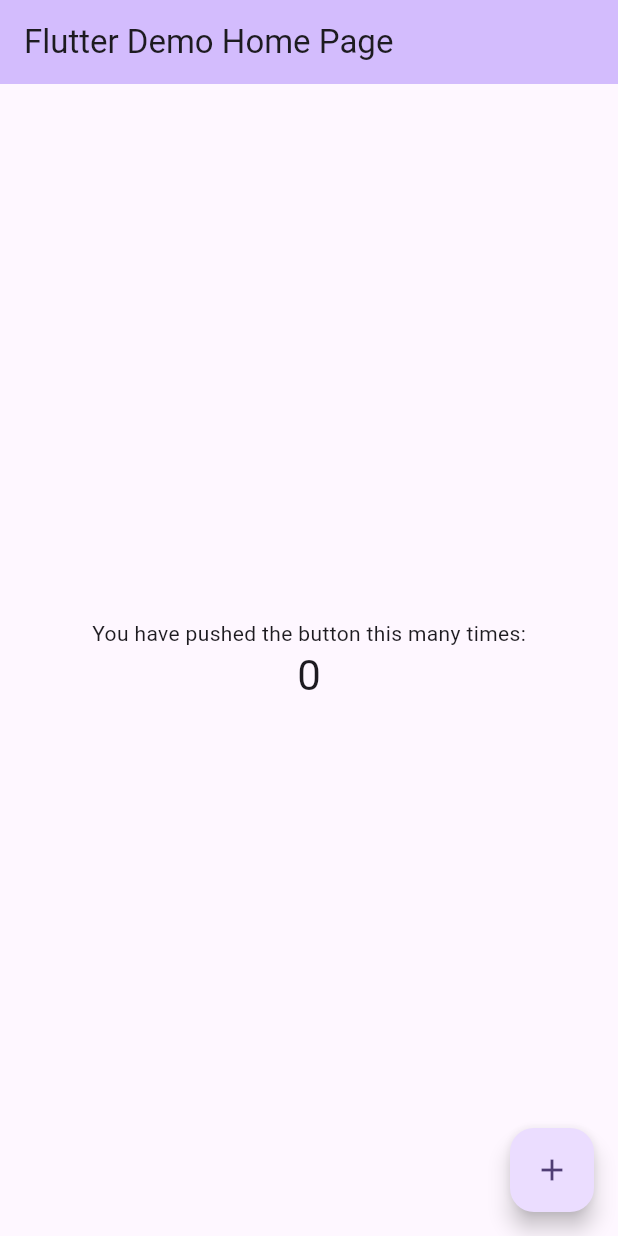
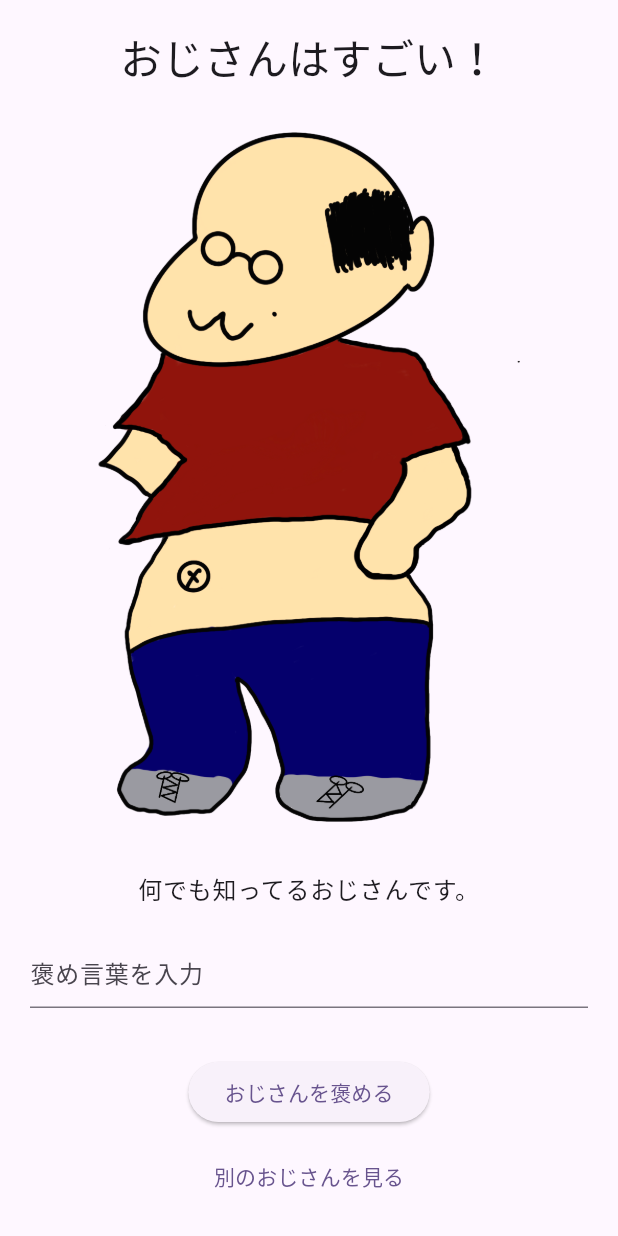
Before and after one commit to oke331/ozisan_with_text_field, a Flutter app: the screen it shows after launch, on a phone screen of 412 x 824 dp. Run offline on Flutter 3.47's test engine with Material 3 defaults, Android fonts, the phone set to English and light mode, and no system bars; our stand-ins replace flutter_hooks.

Commit message:
Add sign-up page with ozisan image and dynamic keyboard handling

```diff
--- a/lib/main.dart
+++ b/lib/main.dart
@@ -1,125 +1,38 @@
 import 'package:flutter/material.dart';
+import 'package:flutter/services.dart';
+import 'package:ozisan_with_text_field/sign_up_page.dart';
 
 void main() {
+  WidgetsFlutterBinding.ensureInitialized();
+  // 画面の向きを縦に固定
+  SystemChrome.setPreferredOrientations([
+    DeviceOrientation.portraitUp,
+  ]);
+
   runApp(const MyApp());
 }
 
 class MyApp extends StatelessWidget {
   const MyApp({super.key});
 
-  // This widget is the root of your application.
   @override
   Widget build(BuildContext context) {
     return MaterialApp(
-      title: 'Flutter Demo',
+      title: 'Ozisan Demo',
       theme: ThemeData(
-        // This is the theme of your application.
-        //
-        // TRY THIS: Try running your application with "flutter run". You'll see
-        // the application has a purple toolbar. Then, without quitting the app,
-        // try changing the seedColor in the colorScheme below to Colors.green
-        // and then invoke "hot reload" (save your changes or press the "hot
-        // reload" button in a Flutter-supported IDE, or press "r" if you used
-        // the command line to start the app).
-        //
-        // Notice that the counter didn't reset back to zero; the application
-        // state is not lost during the reload. To reset the state, use hot
-        // restart instead.
-        //
-        // This works for code too, not just values: Most code changes can be
-        // tested with just a hot reload.
         colorScheme: ColorScheme.fromSeed(seedColor: Colors.deepPurple),
         useMaterial3: true,
       ),
-      home: const MyHomePage(title: 'Flutter Demo Home Page'),
+      builder: (context, child) {
+        return MediaQuery(
+          data: MediaQuery.of(context).copyWith(
+            // テキストサイズを固定
+            textScaler: TextScaler.linear(1.0),
+          ),
+          child: child!,
+        );
+      },
+      home: const OzisanPage(),
     );
   }
 }
-
-class MyHomePage extends StatefulWidget {
-  const MyHomePage({super.key, required this.title});
-
-  // This widget is the home page of your application. It is stateful, meaning
-  // that it has a State object (defined below) that contains fields that affect
-  // how it looks.
-
-  // This class is the configuration for the state. It holds the values (in this
-  // case the title) provided by the parent (in this case the App widget) and
-  // used by the build method of the State. Fields in a Widget subclass are
-  // always marked "final".
-
-  final String title;
-
-  @override
-  State<MyHomePage> createState() => _MyHomePageState();
-}
-
-class _MyHomePageState extends State<MyHomePage> {
-  int _counter = 0;
-
-  void _incrementCounter() {
-    setState(() {
-      // This call to setState tells the Flutter framework that something has
-      // changed in this State, which causes it to rerun the build method below
-      // so that the display can reflect the updated values. If we changed
-      // _counter without calling setState(), then the build method would not be
-      // called again, and so nothing would appear to happen.
-      _counter++;
-    });
-  }
-
-  @override
-  Widget build(BuildContext context) {
-    // This method is rerun every time setState is called, for instance as done
-    // by the _incrementCounter method above.
-    //
-    // The Flutter framework has been optimized to make rerunning build methods
-    // fast, so that you can just rebuild anything that needs updating rather
-    // than having to individually change instances of widgets.
-    return Scaffold(
-      appBar: AppBar(
-        // TRY THIS: Try changing the color here to a specific color (to
-        // Colors.amber, perhaps?) and trigger a hot reload to see the AppBar
-        // change color while the other colors stay the same.
-        backgroundColor: Theme.of(context).colorScheme.inversePrimary,
-        // Here we take the value from the MyHomePage object that was created by
-        // the App.build method, and use it to set our appbar title.
-        title: Text(widget.title),
-      ),
-      body: Center(
-        // Center is a layout widget. It takes a single child and positions it
-        // in the middle of the parent.
-        child: Column(
-          // Column is also a layout widget. It takes a list of children and
-          // arranges them vertically. By default, it sizes itself to fit its
-          // children horizontally, and tries to be as tall as its parent.
-          //
-          // Column has various properties to control how it sizes itself and
-          // how it positions its children. Here we use mainAxisAlignment to
-          // center the children vertically; the main axis here is the vertical
-          // axis because Columns are vertical (the cross axis would be
-          // horizontal).
-          //
-          // TRY THIS: Invoke "debug painting" (choose the "Toggle Debug Paint"
-          // action in the IDE, or press "p" in the console), to see the
-          // wireframe for each widget.
-          mainAxisAlignment: MainAxisAlignment.center,
-          children: <Widget>[
-            const Text(
-              'You have pushed the button this many times:',
-            ),
-            Text(
-              '$_counter',
-              style: Theme.of(context).textTheme.headlineMedium,
-            ),
-          ],
-        ),
-      ),
-      floatingActionButton: FloatingActionButton(
-        onPressed: _incrementCounter,
-        tooltip: 'Increment',
-        child: const Icon(Icons.add),
-      ), // This trailing comma makes auto-formatting nicer for build methods.
-    );
-  }
-}
--- /dev/null
+++ b/lib/sign_up_page.dart
@@ -0,0 +1,205 @@
+import 'dart:math';
+
+import 'package:flutter/material.dart';
+import 'package:flutter_hooks/flutter_hooks.dart';
+
+class OzisanPage extends HookWidget {
+  const OzisanPage({super.key});
+
+  /// 画像の高さを取得するためのキー
+  static final imageKey = GlobalKey();
+
+  @override
+  Widget build(BuildContext context) {
+    final theme = Theme.of(context);
+    final safeAreaPadding = MediaQuery.paddingOf(context);
+
+    // ① デバイスの高さを取得
+    final deviceHeight = MediaQuery.sizeOf(context).height;
+
+    // ⑥ キーボードの高さを `viewInsets` から取得
+    final bottomInset = MediaQuery.viewInsetsOf(context).bottom;
+
+    final textEditingController = useTextEditingController();
+    final focusNode = useFocusNode();
+    final scrollController = useScrollController();
+    final isFocused = useState(false);
+    final imageHeight = useState(0.0);
+
+    // 画像の高さを取得する処理
+    useEffect(
+      () {
+        // 画像の読み込み完了を待つ
+        final image = Image.asset('assets/ozisan.png').image;
+        final imageStream = image.resolve(ImageConfiguration.empty);
+
+        final listener = ImageStreamListener(
+          (ImageInfo info, bool _) {
+            // ③ 画像の高さを取得する
+            WidgetsBinding.instance.addPostFrameCallback((_) {
+              final renderBox =
+                  imageKey.currentContext?.findRenderObject() as RenderBox?;
+              imageHeight.value = renderBox?.size.height ?? 0.0;
+            });
+          },
+          onError: (dynamic exception, StackTrace? stackTrace) {
+            // エラー処理
+          },
+        );
+
+        imageStream.addListener(listener);
+        return () {
+          imageStream.removeListener(listener);
+        };
+      },
+      const [],
+    );
+
+    // キーボードの表示状態に応じてスクロールする処理
+    useEffect(
+      () {
+        final observer = _KeyboardVisibilityListener(
+          onKeyboardVisibilityChanged: () {
+            // ⑧ キーボードが表示されたら一番下までスクロールをしてテキスト入力がしやすいようにする
+            //
+            // これにより、キーボードが表示されている最中に最下部の表示を保持できる。
+            // ※Androidで初回のみキーボードに追従しないことがあるので、
+            //  レイアウトの再計算を待ってからスクロールを実行。
+            WidgetsBinding.instance.addPostFrameCallback((_) {
+              final maxScrollExtent = scrollController.position.maxScrollExtent;
+              scrollController.jumpTo(maxScrollExtent);
+            });
+          },
+        );
+        WidgetsBinding.instance.addObserver(observer);
+        return () {
+          WidgetsBinding.instance.removeObserver(observer);
+        };
+      },
+      const [],
+    );
+
+    // テキストフィールドにフォーカスが当たっている状態を管理する処理
+    useEffect(
+      () {
+        void listener() {
+          final hasFocus = focusNode.hasFocus;
+          isFocused.value = hasFocus;
+        }
+
+        focusNode.addListener(listener);
+        return () {
+          focusNode.removeListener(listener);
+        };
+      },
+      [focusNode],
+    );
+
+    return GestureDetector(
+      onTap: () => primaryFocus?.unfocus(),
+      child: Scaffold(
+        resizeToAvoidBottomInset: false,
+        body: SingleChildScrollView(
+          controller: scrollController,
+          child: Padding(
+            padding: const EdgeInsets.symmetric(horizontal: 20),
+            child: SizedBox(
+              // ② スマホ画面の高さに応じたUIを描画する
+              //
+              // ⑤ スマホ画面の大きさの制約を除く（これでキーボードを表示しても画像が小さくなりません）
+              height: imageHeight.value == 0.0 ? deviceHeight : null,
+              child: Column(
+                children: [
+                  SizedBox(height: safeAreaPadding.top),
+                  const SizedBox(height: 20),
+                  Text(
+                    'おじさんはすごい！',
+                    style: theme.textTheme.headlineMedium,
+                    textAlign: TextAlign.center,
+                  ),
+                  const SizedBox(height: 32),
+                  if (imageHeight.value == 0.0)
+                    Expanded(
+                      child: Image.asset(
+                        'assets/ozisan.png',
+                        key: imageKey,
+                        fit: BoxFit.contain,
+                      ),
+                    )
+                  else
+                    // ④ 画像の高さを固定にする
+                    Image.asset(
+                      'assets/ozisan.png',
+                      height: imageHeight.value,
+                      fit: BoxFit.contain,
+                    ),
+                  const SizedBox(height: 32),
+                  Text(
+                    '何でも知ってるおじさんです。',
+                    style: theme.textTheme.bodyLarge,
+                    textAlign: TextAlign.center,
+                  ),
+                  const SizedBox(height: 20),
+                  TextField(
+                    focusNode: focusNode,
+                    controller: textEditingController,
+                    decoration: InputDecoration(
+                      hintText: '褒め言葉を入力',
+                    ),
+                  ),
+                  const SizedBox(height: 32),
+                  if (isFocused.value) ...[
+                    Text('テキスト入力でおじさんを褒めてあげて！'),
+                    SizedBox(height: 12),
+                  ],
+                  ElevatedButton(
+                    onPressed: () {
+                      ScaffoldMessenger.of(context).showSnackBar(
+                        const SnackBar(
+                          content: Text('うれしい！'),
+                        ),
+                      );
+                    },
+                    child: const Text('おじさんを褒める'),
+                  ),
+                  if (!isFocused.value) ...[
+                    SizedBox(height: 8),
+                    TextButton(
+                      onPressed: () {
+                        ScaffoldMessenger.of(context).showSnackBar(
+                          const SnackBar(
+                            content: Text('おじさんが変わりました！'),
+                          ),
+                        );
+                      },
+                      child: const Text('別のおじさんを見る'),
+                    ),
+                  ],
+                  SizedBox(
+                    // ⑦ `viewInsets`の値を使用してスクロール画面の一番下にキーボード表示用のスペースを設ける
+                    //
+                    // セーフエリアのない端末の場合はUIの微調整をする
+                    height: bottomInset + max(safeAreaPadding.bottom, 16),
+                  ),
+                ],
+              ),
+            ),
+          ),
+        ),
+      ),
+    );
+  }
+}
+
+/// キーボードの表示状態を監視するクラス
+class _KeyboardVisibilityListener extends WidgetsBindingObserver {
+  _KeyboardVisibilityListener({
+    required this.onKeyboardVisibilityChanged,
+  });
+  final void Function() onKeyboardVisibilityChanged;
+
+  @override
+  void didChangeMetrics() {
+    onKeyboardVisibilityChanged();
+  }
+}
```
Also changed, not shown: pubspec.yaml (+3 -67 lines), assets/ozisan.png (added), pubspec.lock.
